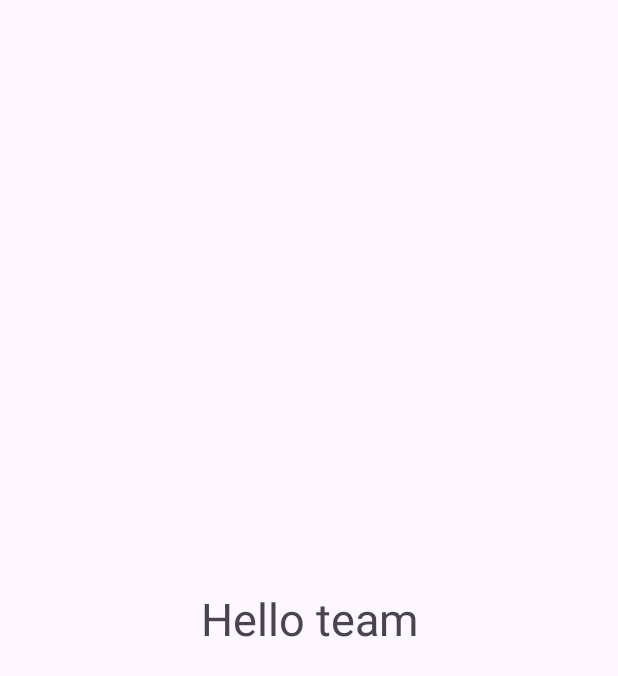
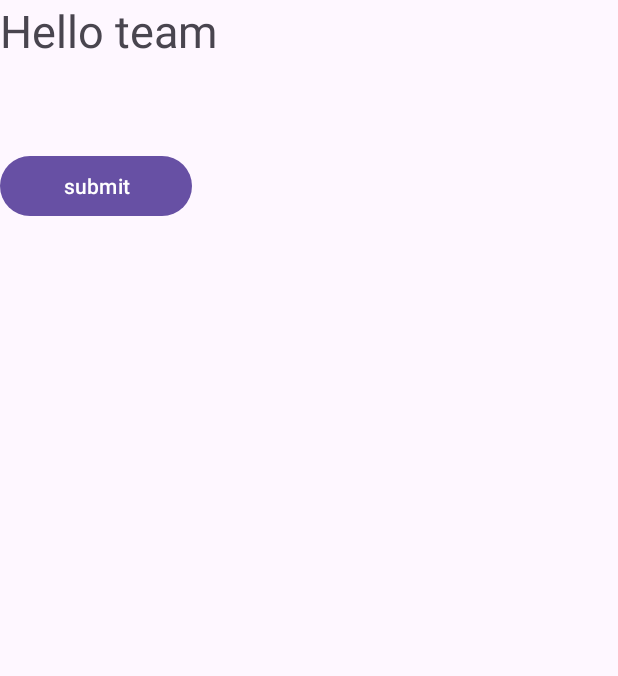
Before and after one commit to Shweta-54/E-commerce, an Android app: the screen it shows after launch (MainActivity), on a phone screen of 412 x 824 dp. Shown: the top 676 px of the screen. Run offline under Robolectric (Android 15) with nearby library versions, the phone set to English and light mode, and no system bars.

Commit message:
from ishika

```diff
--- a/app/src/main/res/layout/activity_main.xml
+++ b/app/src/main/res/layout/activity_main.xml
@@ -1,11 +1,12 @@
 <?xml version="1.0" encoding="utf-8"?>
-<androidx.constraintlayout.widget.ConstraintLayout xmlns:android="http://schemas.android.com/apk/res/android"
+<RelativeLayout xmlns:android="http://schemas.android.com/apk/res/android"
     xmlns:app="http://schemas.android.com/apk/res-auto"
     xmlns:tools="http://schemas.android.com/tools"
     android:id="@+id/main"
     android:layout_width="match_parent"
     android:layout_height="match_parent"
-    tools:context=".MainActivity">
+    tools:context=".MainActivity"
+    android:layout_gravity="center">
 
     <TextView
         android:layout_width="wrap_content"
@@ -15,7 +16,15 @@
         app:layout_constraintEnd_toEndOf="parent"
         app:layout_constraintStart_toStartOf="parent"
         app:layout_constraintTop_toTopOf="parent"
-        android:textSize="30dp"
-        tools:ignore="HardcodedText,SpUsage" />
+        android:textSize="30dp"/>
 
-</androidx.constraintlayout.widget.ConstraintLayout>
+    <Button
+        android:layout_width="128dp"
+        android:layout_height="wrap_content"
+        android:layout_marginTop="100dp"
+        android:gravity="center"
+        android:text="submit">
+
+    </Button>
+
+</RelativeLayout>
```
